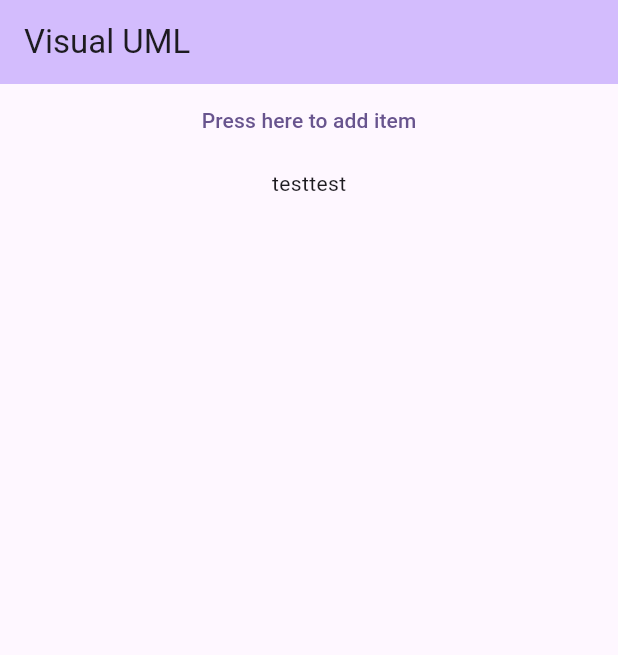
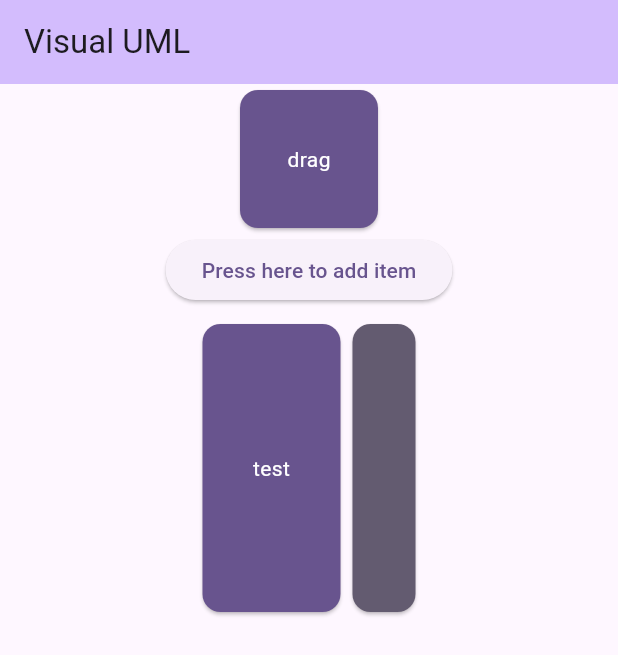
Before and after one commit to sandersona2/visual-uml, a Flutter app: the screen it shows after launch, after a tap on "Press here to add item", on a phone screen of 412 x 824 dp. Shown: the top 655 px of the screen. Run offline on Flutter 3.47's test engine with Material 3 defaults, Android fonts, the phone set to English and light mode, and no system bars.

```diff
--- a/visual_uml/lib/main.dart
+++ b/visual_uml/lib/main.dart
@@ -20,6 +20,17 @@ class MyApp extends StatelessWidget {
   }
 }
 
+class TargetArea extends StatelessWidget {
+  const TargetArea();
+
+  @override
+  Widget build(BuildContext context) {
+    return Center(
+
+    );
+  }
+}
+
 class MyHomePage extends StatefulWidget {
   const MyHomePage({super.key, required this.title});
 
@@ -30,24 +41,45 @@ class MyHomePage extends StatefulWidget {
 }
 
 class _MyHomePageState extends State<MyHomePage> {
-  List<Widget> a = [
-      Container(
-        height: 200,
-        child: Text('test'),
-      ),
-    ];
+  List<Widget> a = [];
 
   void _d() {
     setState(() {
-      a.add(Container(
+      a.addAll([SizedBox(
               height: 200,
-              child: Text('test'),
+              width: 100,
+              child: Card(
+                color: Theme.of(context).colorScheme.primary,
+                child: Center(
+                  child: Text('test',
+                    style: Theme.of(context).textTheme.bodyMedium!.copyWith(
+                      color: Theme.of(context).colorScheme.onPrimary,
                     ),
+                  )
+                ),
+              ),
+            ),
+            DragTarget<List<Widget>>(
+              builder: (
+                BuildContext context,
+                List<dynamic> accepted,
+                List<dynamic> rejected,
+              ) {
+                return SizedBox(
+                  height: 200,
+                  width: 50,
+                  child: Card(color: accepted.isNotEmpty ? Theme.of(context).colorScheme.primary : Theme.of(context).colorScheme.secondary),
+                );
+              },
+              onAcceptWithDetails: (details) {
+                setState(() {
+                  a.addAll(details.data);
+                });
+              },
+            ),]
       );
     });
   }
-
-
 
   @override
   Widget build(BuildContext context) {
@@ -57,10 +89,75 @@ class _MyHomePageState extends State<MyHomePage> {
         backgroundColor: Theme.of(context).colorScheme.inversePrimary,
         title: Text(widget.title),
       ),
-      body: Center(
+      body: Align(
+        alignment: Alignment.topCenter,
+        child: SingleChildScrollView(
           child: Column(
             children: [
-            TextButton(
+              Draggable<List<Widget>>(
+                  data: [SizedBox(
+                    height: 200,
+                    width: 100,
+                    child: Card(
+                      color: Theme.of(context).colorScheme.primary,
+                      child: Center(
+                        child: Text('test',
+                          style: Theme.of(context).textTheme.bodyMedium!.copyWith(
+                            color: Theme.of(context).colorScheme.onPrimary,
+                          ),
+                        )
+                      ),
+                    ),
+                  ),
+                  DragTarget<List<Widget>>(
+                    builder: (
+                      BuildContext context,
+                      List<dynamic> accepted,
+                      List<dynamic> rejected,
+                    ) {
+                      return SizedBox(
+                        height: 200,
+                        width: 50,
+                        child: Card(color: accepted.isNotEmpty ? Theme.of(context).colorScheme.primary : Theme.of(context).colorScheme.secondary),
+                      );
+                    },
+                    onAcceptWithDetails: (details) {
+                      setState(() {
+                        a.addAll(details.data);
+                      });
+                    },
+                  ),
+                ],
+                feedback: SizedBox(
+                  height: 100,
+                  width: 100,
+                  child: Card(
+                    color: Theme.of(context).colorScheme.primary,
+                    child: Center(
+                      child: Text('drag',
+                        style: Theme.of(context).textTheme.bodyMedium!.copyWith(
+                          color: Theme.of(context).colorScheme.onPrimary,
+                        ),
+                      ),
+                    ),
+                  ),
+                ),
+                child: SizedBox(
+                  height: 100,
+                  width: 100,
+                  child: Card(
+                    color: Theme.of(context).colorScheme.primary,
+                    child: Center(
+                      child: Text('drag',
+                        style: Theme.of(context).textTheme.bodyMedium!.copyWith(
+                          color: Theme.of(context).colorScheme.onPrimary,
+                        ),
+                      ),
+                    ),
+                  ),
+                ),
+              ),
+              ElevatedButton(
                 onPressed: () {
                   _d();
                 },
@@ -76,6 +173,7 @@ class _MyHomePageState extends State<MyHomePage> {
             ],
           ),
         ),
+      ),
     );
   }
 }
```
Lines whose indentation alone changed are shown as unchanged.
